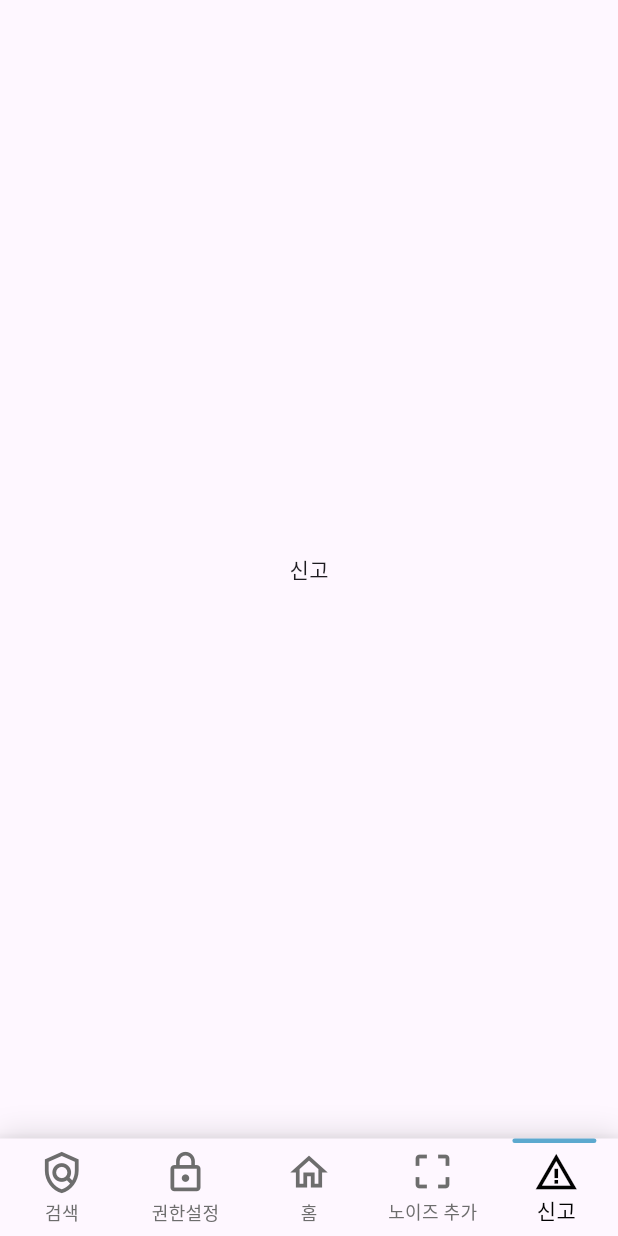
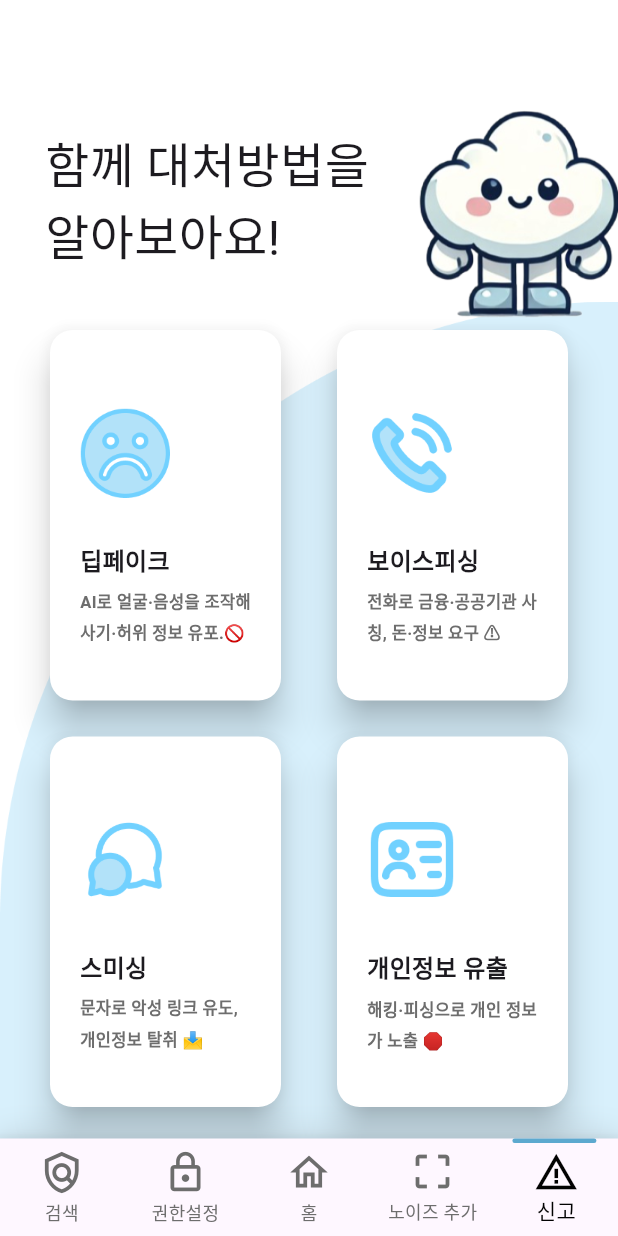
Before and after one commit to SSS-PROJECT-TEAM-9-GDG/FE, a Flutter app: the screen it shows after launch, item 5 of the bottom bar chosen, on a phone screen of 412 x 824 dp. Run offline on Flutter 3.47's test engine with Material 3 defaults, Android fonts, the phone set to English and light mode, and no system bars; Roboto replaces fonts that are missing (Pretendard).

Commit message:
feat: 신고방법 UI, 신고방법 상세 UI제작

```diff
--- /dev/null
+++ b/sssproject_frontend/lib/view/cardButton.dart
@@ -0,0 +1,50 @@
+import 'package:flutter/material.dart';
+import 'package:sssproject_frontend/const/colors.dart';
+import 'package:sssproject_frontend/view/reportDetailScreen.dart';
+
+class CardButton extends StatelessWidget {
+  final String imagePath;
+  final String title;
+  final String subtitle;
+  final int index;
+
+  const CardButton({
+    super.key,
+    required this.imagePath,
+    required this.title,
+    required this.subtitle,
+    required this.index,
+  });
+
+  @override
+  Widget build(BuildContext context) {
+    return SizedBox(
+      height: 255,
+      width: 162,
+      child: Card(
+        shape: RoundedRectangleBorder(borderRadius: BorderRadius.circular(15.0)),
+        color: backgroundWhite,
+        elevation: 10.0,
+        child: InkWell(
+          onTap: () => Navigator.of(context).push(
+            MaterialPageRoute(builder: (context) => ReportDetailScreen(index: index)),
+          ),
+          child: Padding(
+            padding: const EdgeInsets.all(20),
+            child: Column(
+              crossAxisAlignment: CrossAxisAlignment.start,
+              children: [
+                const SizedBox(height: 32),
+                Image.asset(imagePath, width: 60, height: 60),
+                const SizedBox(height: 30),
+                Text(title, style: const TextStyle(fontSize: 16, fontWeight: FontWeight.bold)),
+                const SizedBox(height: 5),
+                Text(subtitle, style: const TextStyle(fontSize: 11, fontWeight: FontWeight.w600, color: textGray, height: 1.8)),
+              ],
+            ),
+          ),
+        ),
+      ),
+    );
+  }
+}
--- a/sssproject_frontend/lib/view/customNavigationBar.dart
+++ b/sssproject_frontend/lib/view/customNavigationBar.dart
@@ -1,6 +1,7 @@
 import 'package:flutter/material.dart';
 import 'package:sssproject_frontend/const/colors.dart';
 import 'package:sssproject_frontend/view/homScreen.dart';
+import 'package:sssproject_frontend/view/reportHelperScreen.dart';
 
 class customNavigationBar extends StatefulWidget {
   const customNavigationBar({super.key});
@@ -95,7 +96,7 @@ class _customNavigationBarState extends State<customNavigationBar> with TickerPr
           const Center(child: Text('권한설정'),),
           HomeScreen(changeTab: changeTab),
           const Center(child: Text('이미지 노이즈'),),
-          const Center(child: Text('신고'),)
+          const ReportHelperScreen(),
         ],
       ),
     );
--- /dev/null
+++ b/sssproject_frontend/lib/view/reportHelperScreen.dart
@@ -0,0 +1,85 @@
+import 'package:flutter/material.dart';
+import 'package:sssproject_frontend/const/colors.dart';
+import 'package:sssproject_frontend/view/cardButton.dart';
+
+class ReportHelperScreen extends StatefulWidget {
+
+  const ReportHelperScreen({super.key});
+
+  @override
+  State<ReportHelperScreen> createState() => _ReportHelperScreenState();
+}
+
+class _ReportHelperScreenState extends State<ReportHelperScreen> {
+  @override
+  Widget build(BuildContext context) {
+    return Scaffold(
+      backgroundColor: backgroundWhite,
+      appBar: AppBar(backgroundColor: backgroundWhite,),
+      body: Container(
+        decoration: const BoxDecoration(
+          image: DecorationImage(
+            image: AssetImage('assets/images/backgroundCurve.png'),
+            fit: BoxFit.scaleDown,
+            alignment: Alignment(0, 1.0))
+        ),
+        child: Column(
+          mainAxisAlignment: MainAxisAlignment.spaceEvenly,
+          children: [
+            Expanded(
+              child: Row(
+                crossAxisAlignment: CrossAxisAlignment.start,
+                children: [
+                const Padding(
+                  padding: EdgeInsets.all(30),
+                  child: Text('함께 대처방법을\n알아보아요!',
+                              style: TextStyle(fontSize: 32, fontWeight: FontWeight.normal),)),
+                Align(
+                  alignment: Alignment.bottomCenter,
+                  child: Image.asset(
+                    'assets/images/goormCharactor.png',
+                    width: 141,
+                    height: 148,
+                  ),
+                ),
+                ],
+              ),
+            ),
+            const Row(
+              mainAxisAlignment: MainAxisAlignment.spaceEvenly,
+              children: [
+                    CardButton(
+                      imagePath: 'assets/images/sadFaceColor.png',
+                      title: '딥페이크',
+                      subtitle: 'AI로 얼굴·음성을 조작해 사기·허위 정보 유포.🚫',
+                      index: 0,),
+                    CardButton(
+                      imagePath: 'assets/images/phoneColor.png',
+                      title: '보이스피싱',
+                      subtitle: '전화로 금융·공공기관 사칭, 돈·정보 요구 ⚠️',
+                      index: 1,),
+              ],
+            ),
+            const SizedBox(height: 16,),
+            const Row(
+              mainAxisAlignment: MainAxisAlignment.spaceEvenly,
+              children: [
+                    CardButton(
+                      imagePath: 'assets/images/smishingColor.png',
+                      title: '스미싱',
+                      subtitle: '문자로 악성 링크 유도, 개인정보 탈취 📩',
+                      index: 2,),
+                    CardButton(
+                      imagePath: 'assets/images/personalColor.png',
+                      title: '개인정보 유출',
+                      subtitle: '해킹·피싱으로 개인 정보가 노출 🛑',
+                      index: 3,),
+              ],
+            ),
+            const SizedBox(height: 17,)
+          ],
+        ),
+      ),
+    );
+  }
+}
--- a/sssproject_frontend/pubspec.yaml
+++ b/sssproject_frontend/pubspec.yaml
@@ -35,6 +35,7 @@ dependencies:
   # The following adds the Cupertino Icons font to your application.
   # Use with the CupertinoIcons class for iOS style icons.
   cupertino_icons: ^1.0.8
+  url_launcher: ^6.3.1
 
 dev_dependencies:
   flutter_test:
```
Also changed, not shown: sssproject_frontend/lib/view/reportDetailScreen.dart (added, +80 -0 lines), sssproject_frontend/assets/images/backgroundSquare.png (added), sssproject_frontend/assets/images/personalColor.png (added), sssproject_frontend/assets/images/phoneColor.png (added), sssproject_frontend/assets/images/sadFaceColor.png (added), sssproject_frontend/assets/images/sheildCharactor.png (added), sssproject_frontend/assets/images/smishingColor.png (added), sssproject_frontend/pubspec.lock, 13 other files.
